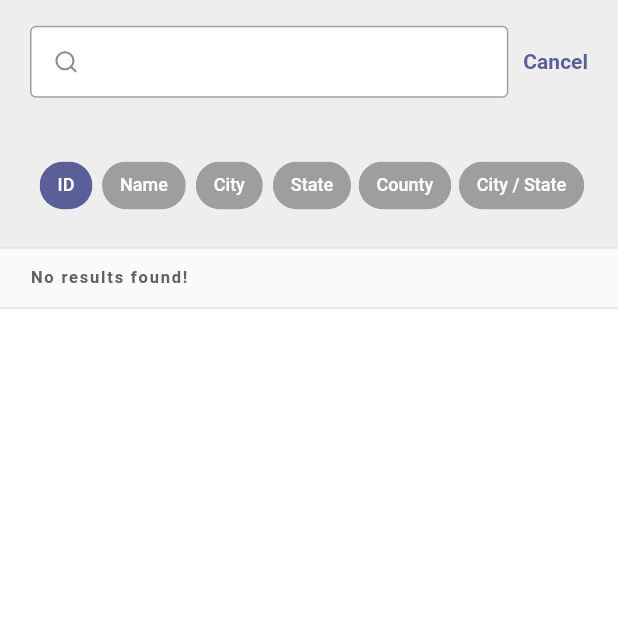
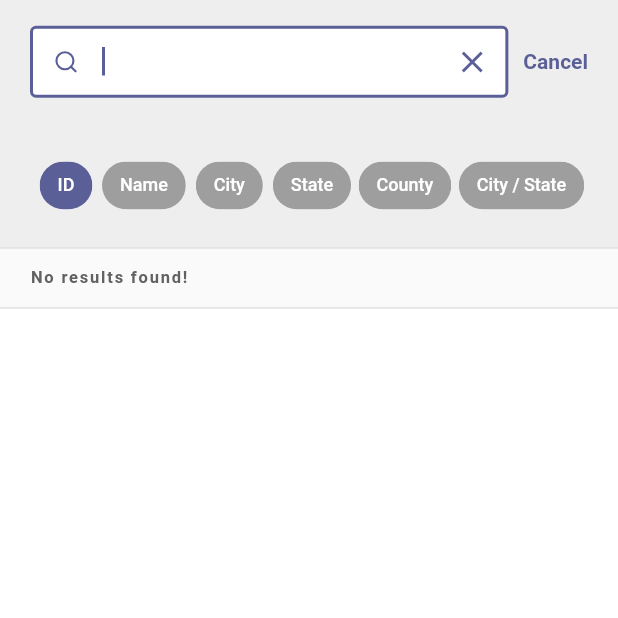
Before and after one commit to nahoczki/carefinder-flutter, a Flutter app: the SearchPage screen opened directly, after a tap on "ID", on a phone screen of 412 x 824 dp, the top half of it. Run offline on Flutter 3.47's test engine with Material 2 defaults, Android fonts, the phone set to English and light mode, and no system bars; our stand-ins replace flutter_dotenv, flutter_feather_icons, flutter_hooks, flutter_svg, geolocator, google_maps_flutter and 6 more; missing offline and left inert: dart:ffi, fluster, maps_launcher, us_states; network calls fail; statements that could not run were skipped.

Commit message:
Added clear text for textfields on search page. Fixed provider id endpoint

```diff
--- a/lib/DataProvider/HospitalProvider.dart
+++ b/lib/DataProvider/HospitalProvider.dart
@@ -15,6 +15,11 @@ class HospitalProvider {
 
   Future<List<Hospital>> searchHospital(String type, String search) async {
     String convType = type.toLowerCase();
+
+    if (convType == "id") {
+      convType = "providerId";
+    }
+
     String cleanedSearch = search.trim().toUpperCase();
     String endpoint;
     List<Hospital> returnHospitals;
--- a/lib/Pages/SearchPage.dart
+++ b/lib/Pages/SearchPage.dart
@@ -19,6 +19,9 @@ class SearchPage extends StatefulWidget {
 class _SearchPageState extends State<SearchPage> {
 
   final HospitalProvider provider = new HospitalProvider();
+  var _controller = TextEditingController();
+  var _cityController = TextEditingController();
+
 
   List<Hospital> _searchResults = [];
 
@@ -29,12 +32,14 @@ class _SearchPageState extends State<SearchPage> {
   bool _isLoading = false;
 
   void setSelected(String newSelect) {
+    _controller.clear();
     setState(() {
       this._selected = newSelect;
     });
   }
 
   void submitSearch(String searchText) {
+    _controller.clear();
     String eSearchText = searchText.toUpperCase();
 
     this.setState(() {
@@ -82,6 +87,7 @@ class _SearchPageState extends State<SearchPage> {
                                       children: [
                                         Flexible(
                                           child: TextField(
+                                              controller: _cityController,
                                               onChanged: (text) {
                                                 setState(() {
                                                   this._cityText = text;
@@ -107,6 +113,7 @@ class _SearchPageState extends State<SearchPage> {
                                         SizedBox(width: 10),
                                         Flexible(
                                           child: TextField(
+                                            controller: _controller,
                                               onChanged: (text) {
                                                 setState(() {
                                                   this._stateText = text;
@@ -123,6 +130,13 @@ class _SearchPageState extends State<SearchPage> {
                                                 enabledBorder: OutlineInputBorder(
                                                   borderSide: BorderSide(color: Colors.grey[500]),
                                                 ),
+                                                suffixIcon: IconButton(
+                                                  onPressed: (() => {
+                                                    _controller.clear(),
+                                                    _cityController.clear()
+                                                  }),
+                                                  icon: Icon(Icons.clear),
+                                                ),
                                                 border: OutlineInputBorder(),
                                                 fillColor: Colors.white,
                                                 filled: true,
@@ -134,6 +148,8 @@ class _SearchPageState extends State<SearchPage> {
                                     )
                                 ) : Flexible(
                                   child: TextField(
+                                      controller: _controller,
+                                      autofocus: true,
                                       onSubmitted: (text) {
                                         submitSearch(text);
                                       },
@@ -145,6 +161,10 @@ class _SearchPageState extends State<SearchPage> {
                                         enabledBorder: OutlineInputBorder(
                                           // width: 0.0 produces a thin "hairline" border
                                           borderSide: BorderSide(color: Colors.grey[500]),
+                                        ),
+                                        suffixIcon: IconButton(
+                                          onPressed: _controller.clear,
+                                          icon: Icon(Icons.clear),
                                         ),
                                         border: OutlineInputBorder(),
                                         fillColor: Colors.white,
```
